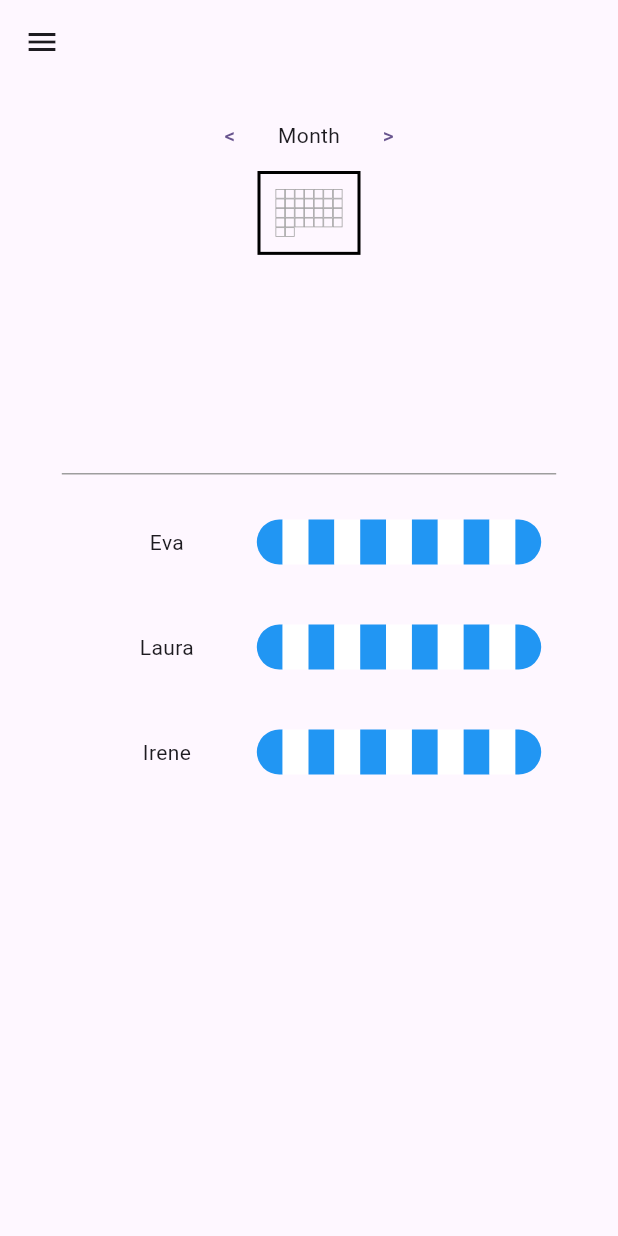
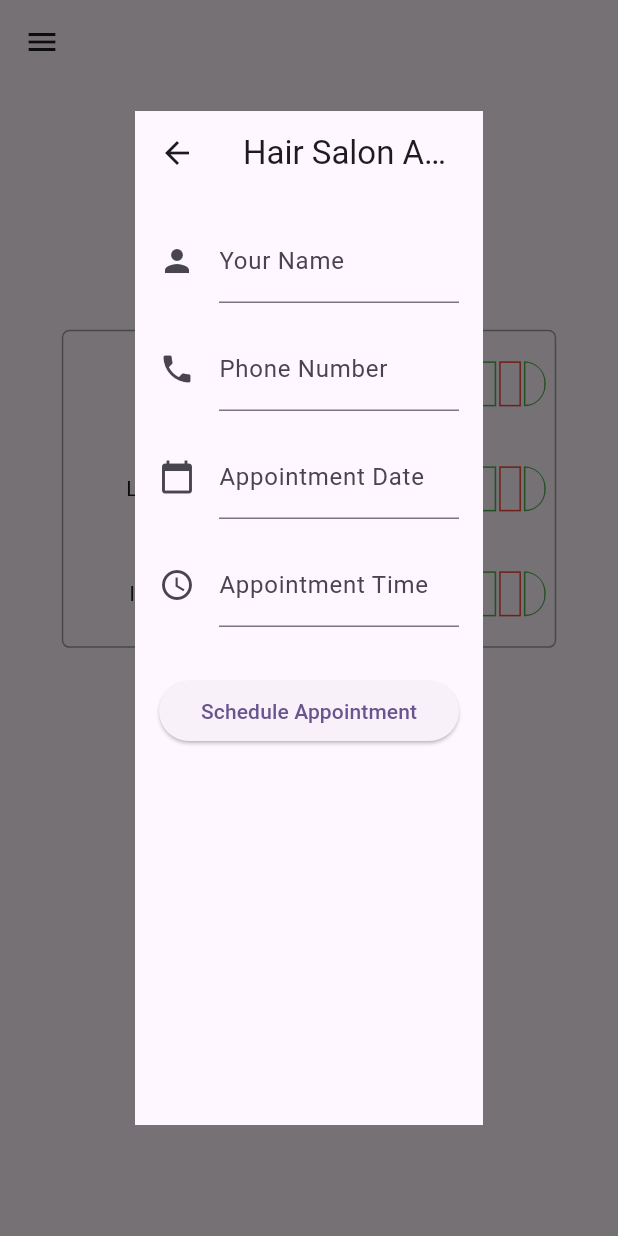
Before and after one commit to jorgesanfz/manager, a Flutter app: the screen it shows after launch, after a tap on an icon or button, on a phone screen of 412 x 824 dp. Run offline on Flutter 3.47's test engine with Material 3 defaults, Android fonts, the phone set to English and light mode, and no system bars; our stand-ins replace flutter_riverpod; missing offline and left inert: bitsdojo_window.

Commit message:
✨ Appointment form + style

```diff
--- a/lib/widgets/booking_calendar.dart
+++ b/lib/widgets/booking_calendar.dart
@@ -9,8 +9,10 @@ class BookingCalendar extends StatelessWidget {
   Widget build(BuildContext context) {
     return Column(
       children: [
-        Expanded(flex: 1, child: DatePicker()),
-        Expanded(flex: 2, child: DayView()),
+        //Expanded(flex: 1, child: DatePicker()),
+        //Expanded(flex: 2, child: DayView()),
+        DatePicker(),
+        DayView(),
       ],
       /*Expanded(
           child: Container(
--- a/lib/widgets/booking_calendar/date_picker_body.dart
+++ b/lib/widgets/booking_calendar/date_picker_body.dart
@@ -29,10 +29,12 @@ class _DatePickerBodyState extends State<DatePickerBody> {
               child: GridView.count(
                 shrinkWrap: true,
                 crossAxisCount: 7,
-                children: List.generate(
-                  30,
+                children: List.generate(growable: true,
+                  35,
                       (index) {
                     var day = index+1;
+                    // posiciones dias en base a dia semana
+                    if(day > 31) return Container();
                     return Center(
                       child: Container(
                         constraints: const BoxConstraints.expand(),
--- a/lib/widgets/booking_calendar/day_view.dart
+++ b/lib/widgets/booking_calendar/day_view.dart
@@ -1,14 +1,15 @@
 import 'package:flutter/material.dart';
-import 'package:manager/widgets/hours_bar.dart';
+import 'package:flutter_riverpod/flutter_riverpod.dart';
+import 'package:manager/services/console_provider.dart';
+import 'package:manager/widgets/meet/form.dart';
 
-class DayView extends StatefulWidget {
+class DayView extends ConsumerWidget {
+  const DayView({Key? key}) : super(key: key);
+
   @override
-  State<DayView> createState() => _DayViewState();
-}
-
-class _DayViewState extends State<DayView> {
-  List workers = ["Eva", "Laura", "Irene"];
-  List dayHours = [
+  Widget build(BuildContext context, WidgetRef ref) {
+    List<String> workers = ["Eva", "Laura", "Irene"];
+    List<String> dayHours = [
       "8",
       "9",
       "10",
@@ -22,18 +23,18 @@ class _DayViewState extends State<DayView> {
       "18"
     ];
 
-  @override
-  Widget build(BuildContext context) {
     return Container(
-      padding: const EdgeInsets.all(10),
+      margin: EdgeInsets.only(top: 50),
       decoration: BoxDecoration(
-          //color: Colors.blueGrey,
-          border: Border(top: BorderSide(color: Colors.grey, width: 1))),
-      width: MediaQuery.of(context).size.width / 1.25,
+        border: Border.all(color: Colors.grey, width: 1),
+        borderRadius: BorderRadius.all(Radius.circular(5)),
+      ),
+      width: MediaQuery
+          .of(context)
+          .size
+          .width / 1.25,
       child: Column(
         mainAxisAlignment: MainAxisAlignment.start,
-        //mainAxisSize: MainAxisSize.min,
-        // Allow the column to take minimum vertical space
         children: [
           for (int i = 0; i < workers.length; i++)
             IntrinsicHeight(
@@ -41,38 +42,21 @@ class _DayViewState extends State<DayView> {
                 mainAxisAlignment: MainAxisAlignment.center,
                 children: <Widget>[
                   Container(
-                    //decoration: BoxDecoration(border: Border(bottom: BorderSide(color: Colors.grey))),
                     width: 120,
                     margin: EdgeInsets.only(bottom: 25, top: 25),
                     child: Center(child: Text(workers[i])),
-                    //color: Colors.amber,
                   ),
-                  //const VerticalDivider(color: Colors.grey, thickness: 1),
-                  for (int i = 0; i < dayHours.length; i++)
+                  const VerticalDivider(color: Colors.grey, thickness: 1),
                   Expanded(
-                      //flex: 1,
                     child: Container(
-                        decoration: BoxDecoration(
-                          color: i % 2 == 0 ? Colors.blue : Colors.white,
-                          //border: Border.all(color: Colors.black),
-                          borderRadius: i == 0
-                              ? const BorderRadius.only(
-                                  topLeft: Radius.circular(20),
-                                  bottomLeft: Radius.circular(20))
-                              : i == dayHours.length - 1
-                                  ? const BorderRadius.only(
-                                      topRight: Radius.circular(20),
-                                      bottomRight: Radius.circular(20))
-                                  : null,
+                      margin: EdgeInsets.all(5),
+                      child: Row(
+                        mainAxisAlignment: MainAxisAlignment.center,
+                        children: [
+                          for (int j = 0; j < dayHours.length; j++)
+                            HourButton(dayHours: dayHours, index: j, contextParent: context,),
+                        ],
                       ),
-                        height: 30,
-                        child: Center(
-                            child: TextButton(
-                          child: Text(dayHours[i]),
-                          onPressed: () {
-                            print(i);
-                          },
-                        )),
                     ),
                   ),
                 ],
@@ -83,3 +67,65 @@ class _DayViewState extends State<DayView> {
     );
   }
 }
+
+class HourButton extends ConsumerWidget {
+  final List<String> dayHours;
+  final int index;
+  final BuildContext contextParent;
+
+  const HourButton({required this.dayHours, required this.index, required this.contextParent});
+
+  @override
+  Widget build(BuildContext context, WidgetRef ref) {
+    return Expanded(
+      child: Container(
+        decoration: BoxDecoration(
+          border: Border.all(
+              color: index % 2 == 0 ? Colors.green : Colors.red),
+          borderRadius: index == 0
+              ? const BorderRadius.only(
+              topLeft: Radius.circular(20),
+              bottomLeft: Radius.circular(20))
+              : index == dayHours.length - 1
+              ? const BorderRadius.only(
+              topRight: Radius.circular(20),
+              bottomRight: Radius.circular(20))
+              : null,
+        ),
+        height: 30,
+        margin: EdgeInsets.all(1),
+        child: Center(
+          child: TextButton(
+            style: TextButton.styleFrom(
+              foregroundColor: Colors.blueGrey,
+            ),
+            child: Text(dayHours[index]),
+            onPressed: () {
+              // You can create an object to hold the form data
+              _showDialog(context);
+              // Close the modal and pass the appointment data back to the caller
+              // Navigator.of(context).pop();
+
+              // You can also add a message to the console provider
+              ref.read(consoleProvider).addMessage('Appointment scheduled: ');
+            },
+
+          ),
+        ),
+      ),
+    );
+  }
+}
+
+void _showDialog(BuildContext context) {
+  showDialog(
+    context: context,
+    builder: (BuildContext context) {
+        return Container(
+         padding: EdgeInsets.all(50),
+            child: Dialog(
+          child: HairSalonAppointmentForm(),),
+      );
+    },
+  );
+}
--- a/lib/widgets/meet/form.dart
+++ b/lib/widgets/meet/form.dart
@@ -0,0 +1,106 @@
+import 'package:flutter/material.dart';
+
+class HairSalonAppointmentForm extends StatefulWidget {
+  @override
+  _HairSalonAppointmentFormState createState() =>
+      _HairSalonAppointmentFormState();
+}
+
+class _HairSalonAppointmentFormState extends State<HairSalonAppointmentForm> {
+  final TextEditingController nameController = TextEditingController();
+  final TextEditingController phoneController = TextEditingController();
+  final TextEditingController dateController = TextEditingController();
+  final TextEditingController timeController = TextEditingController();
+
+  @override
+  Widget build(BuildContext context) {
+    return Scaffold(
+      appBar: AppBar(
+        title: Text('Hair Salon Appointment'),
+      ),
+      body: Padding(
+        padding: const EdgeInsets.all(16.0),
+        child: Form(
+          child: Column(
+            crossAxisAlignment: CrossAxisAlignment.stretch,
+            children: [
+              TextFormField(
+                controller: nameController,
+                decoration: InputDecoration(
+                  labelText: 'Your Name',
+                  icon: Icon(Icons.person),
+                ),
+                validator: (value) {
+                  if (value == null || value.isEmpty) {
+                    return 'Please enter your name';
+                  }
+                  return null;
+                },
+              ),
+              SizedBox(height: 16),
+              TextFormField(
+                controller: phoneController,
+                keyboardType: TextInputType.phone,
+                decoration: InputDecoration(
+                  labelText: 'Phone Number',
+                  icon: Icon(Icons.phone),
+                ),
+                validator: (value) {
+                  if (value == null || value.isEmpty) {
+                    return 'Please enter your phone number';
+                  }
+                  return null;
+                },
+              ),
+              SizedBox(height: 16),
+              TextFormField(
+                controller: dateController,
+                keyboardType: TextInputType.datetime,
+                decoration: InputDecoration(
+                  labelText: 'Appointment Date',
+                  icon: Icon(Icons.calendar_today),
+                ),
+                validator: (value) {
+                  if (value == null || value.isEmpty) {
+                    return 'Please enter the appointment date';
+                  }
+                  return null;
+                },
+              ),
+              SizedBox(height: 16),
+              TextFormField(
+                controller: timeController,
+                keyboardType: TextInputType.datetime,
+                decoration: InputDecoration(
+                  labelText: 'Appointment Time',
+                  icon: Icon(Icons.access_time),
+                ),
+                validator: (value) {
+                  if (value == null || value.isEmpty) {
+                    return 'Please enter the appointment time';
+                  }
+                  return null;
+                },
+              ),
+              SizedBox(height: 32),
+              ElevatedButton(
+                onPressed: () {
+                  if (Form.of(context)!.validate()) {
+                    // Submit the form data
+                    // You can add your logic here, like saving the appointment details
+                    // or navigating to another screen
+                    print('Form submitted!');
+
+                    // Close the modal after submitting the form
+                    Navigator.of(context).pop();
+                  }
+                },
+                child: Text('Schedule Appointment'),
+              ),
+            ],
+          ),
+        ),
+      ),
+    );
+  }
+}
```
Lines whose indentation alone changed are shown as unchanged.
